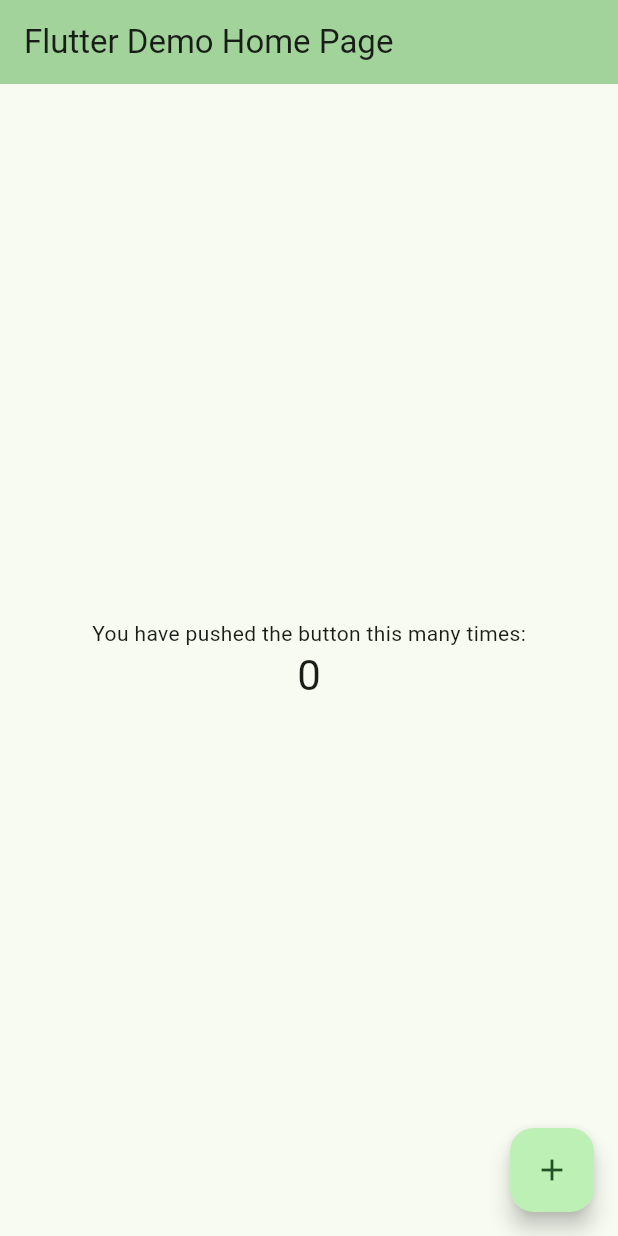
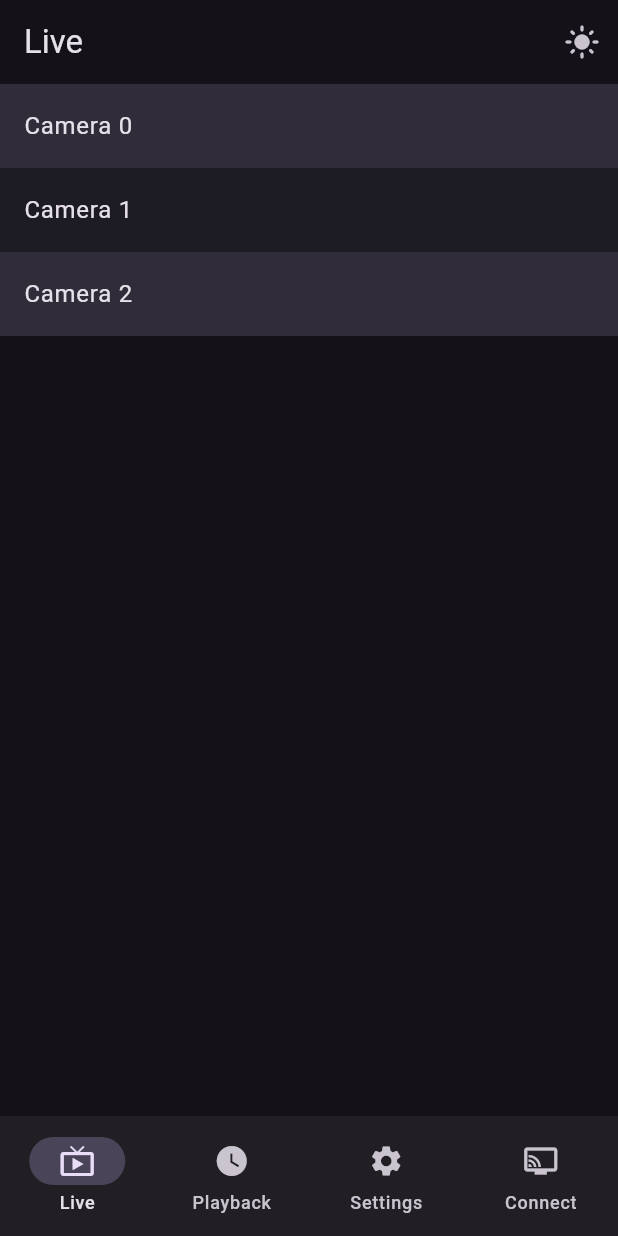
Before and after one commit to Biurokles/kamerki, a Flutter app: the screen it shows after launch, on a phone screen of 412 x 824 dp. Run offline on Flutter 3.47's test engine with Material 3 defaults, Android fonts, the phone set to English and light mode, and no system bars.

Commit message:
Navbar and bars

```diff
--- a/lib/main.dart
+++ b/lib/main.dart
@@ -1,121 +1,137 @@
 import 'package:flutter/material.dart';
+import 'pages/playback.dart';
+import 'pages/live.dart';
+import 'pages/settings.dart';
+import 'pages/connect.dart';
+
 
 void main() {
   runApp(const MyApp());
 }
 
-class MyApp extends StatelessWidget {
+class MyApp extends StatefulWidget {
   const MyApp({super.key});
 
-  // This widget is the root of your application.
+  @override
+  State<MyApp> createState() => _MyAppState();
+}
+
+class _MyAppState extends State<MyApp> {
+  ThemeMode _themeMode = ThemeMode.dark;
+
+  void _toggleTheme() {
+    setState(() {
+      _themeMode =
+          _themeMode == ThemeMode.light ? ThemeMode.dark : ThemeMode.light;
+    });
+  }
+
   @override
   Widget build(BuildContext context) {
     return MaterialApp(
       title: 'Flutter Demo',
+      themeMode: _themeMode,
       theme: ThemeData(
-        // This is the theme of your application.
-        //
-        // TRY THIS: Try running your application with "flutter run". You'll see
-        // the application has a purple toolbar. Then, without quitting the app,
-        // try changing the seedColor in the colorScheme below to Colors.green
-        // and then invoke "hot reload" (save your changes or press the "hot
-        // reload" button in a Flutter-supported IDE, or press "r" if you used
-        // the command line to start the app).
-        //
-        // Notice that the counter didn't reset back to zero; the application
-        // state is not lost during the reload. To reset the state, use hot
-        // restart instead.
-        //
-        // This works for code too, not just values: Most code changes can be
-        // tested with just a hot reload.
-        colorScheme: .fromSeed(seedColor: Colors.green),
+        colorSchemeSeed: const Color(0xff6750a4),
+        useMaterial3: true,
+        brightness: Brightness.light,
       ),
-      home: const MyHomePage(title: 'Flutter Demo Home Page'),
+      darkTheme: ThemeData(
+        colorSchemeSeed: const Color(0xff6750a4),
+        useMaterial3: true,
+        brightness: Brightness.dark,
+      ),
+      home: MyHomePage(
+        onToggleTheme: _toggleTheme,
+      ),
     );
   }
 }
 
 class MyHomePage extends StatefulWidget {
-  const MyHomePage({super.key, required this.title});
-
-  // This widget is the home page of your application. It is stateful, meaning
-  // that it has a State object (defined below) that contains fields that affect
-  // how it looks.
-
-  // This class is the configuration for the state. It holds the values (in this
-  // case the title) provided by the parent (in this case the App widget) and
-  // used by the build method of the State. Fields in a Widget subclass are
-  // always marked "final".
-
-  final String title;
-
+  final VoidCallback onToggleTheme;
+  const MyHomePage({super.key, required this.onToggleTheme});
   @override
   State<MyHomePage> createState() => _MyHomePageState();
 }
 
 class _MyHomePageState extends State<MyHomePage> {
-  int _counter = 0;
+  int _selectedIndex = 0;
 
-  void _incrementCounter() {
-    setState(() {
-      // This call to setState tells the Flutter framework that something has
-      // changed in this State, which causes it to rerun the build method below
-      // so that the display can reflect the updated values. If we changed
-      // _counter without calling setState(), then the build method would not be
-      // called again, and so nothing would appear to happen.
-      _counter++;
-    });
+  final PageController _pageController = PageController();
+
+  final List<Widget> _pages = const [
+    LivePage(),
+    PlaybackPage(),
+    SettingsPage(),
+    ConnectPage(),
+  ];
+
+  final List<String> _titles = const [
+    'Live',
+    'Playback',
+    'Settings',
+    'Connect'
+  ];
+
+  @override
+  void dispose() {
+    _pageController.dispose();
+    super.dispose();
   }
+
 
   @override
   Widget build(BuildContext context) {
-    // This method is rerun every time setState is called, for instance as done
-    // by the _incrementCounter method above.
-    //
-    // The Flutter framework has been optimized to make rerunning build methods
-    // fast, so that you can just rebuild anything that needs updating rather
-    // than having to individually change instances of widgets.
+    final isDark = Theme.of(context).brightness == Brightness.dark;
     return Scaffold(
       appBar: AppBar(
-        // TRY THIS: Try changing the color here to a specific color (to
-        // Colors.amber, perhaps?) and trigger a hot reload to see the AppBar
-        // change color while the other colors stay the same.
-        backgroundColor: Theme.of(context).colorScheme.inversePrimary,
-        // Here we take the value from the MyHomePage object that was created by
-        // the App.build method, and use it to set our appbar title.
-        title: Text(widget.title),
+        title: Text(_titles[_selectedIndex]),
+        actions: [
+          IconButton(
+            icon: Icon(
+              isDark ? Icons.light_mode : Icons.dark_mode,
+            ),
+            onPressed: widget.onToggleTheme,
+          ),
+        ],
       ),
-      body: Center(
-        // Center is a layout widget. It takes a single child and positions it
-        // in the middle of the parent.
-        child: Column(
-          // Column is also a layout widget. It takes a list of children and
-          // arranges them vertically. By default, it sizes itself to fit its
-          // children horizontally, and tries to be as tall as its parent.
-          //
-          // Column has various properties to control how it sizes itself and
-          // how it positions its children. Here we use mainAxisAlignment to
-          // center the children vertically; the main axis here is the vertical
-          // axis because Columns are vertical (the cross axis would be
-          // horizontal).
-          //
-          // TRY THIS: Invoke "debug painting" (choose the "Toggle Debug Paint"
-          // action in the IDE, or press "p" in the console), to see the
-          // wireframe for each widget.
-          mainAxisAlignment: .center,
-          children: [
-            const Text('You have pushed the button this many times:'),
-            Text(
-              '$_counter',
-              style: Theme.of(context).textTheme.headlineMedium,
-            ),
-          ],
-        ),
+      body: PageView(
+        controller: _pageController,
+        physics: const ClampingScrollPhysics(),
+        onPageChanged: (index) {
+          setState(() {
+            _selectedIndex = index;
+          });
+        },
+        children: _pages,
       ),
-      floatingActionButton: FloatingActionButton(
-        onPressed: _incrementCounter,
-        tooltip: 'Increment',
-        child: const Icon(Icons.add),
+      bottomNavigationBar: NavigationBar(
+        selectedIndex: _selectedIndex,
+        onDestinationSelected: (index) {
+          setState(() {
+            _selectedIndex = index;
+          });
+          _pageController.jumpToPage(index);
+        },
+        destinations: const [
+          NavigationDestination(
+            icon: Icon(Icons.live_tv),
+            label: 'Live',
+          ),
+          NavigationDestination(
+            icon: Icon(Icons.watch_later),
+            label: 'Playback',
+          ),
+          NavigationDestination(
+            icon: Icon(Icons.settings),
+            label: 'Settings',
+          ),
+          NavigationDestination(
+            icon: Icon(Icons.connected_tv),
+            label: 'Connect',
+          ),
+        ],
       ),
     );
   }
--- /dev/null
+++ b/lib/pages/live.dart
@@ -0,0 +1,22 @@
+import 'package:flutter/material.dart';
+
+class LivePage extends StatelessWidget {
+  const LivePage({super.key});
+
+  @override
+  Widget build(BuildContext context) {
+    final colorScheme = Theme.of(context).colorScheme;
+    final oddItemColor = colorScheme.primary.withValues(alpha: 0.05);
+    final evenItemColor = colorScheme.primary.withValues(alpha: 0.15);
+
+    return ListView.builder(
+      itemCount: 3,
+      itemBuilder: (context, index) {
+        return ListTile(
+          tileColor: index.isOdd ? oddItemColor : evenItemColor,
+          title: Text('Camera $index'),
+        );
+      },
+    );
+  }
+}
```
Also changed, not shown: lib/pages/connect.dart (added, +44 -0 lines), lib/pages/playback.dart (added, +22 -0 lines), lib/pages/settings.dart (added, +22 -0 lines).
